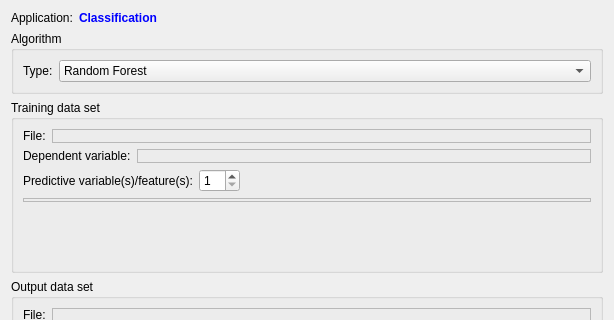
PauloCarvalhoRJ/gammaray, file dialogs/machinelearningdialog.ui: the form before one commit; both pictures show x 0 to 614 and y 0 to 320 of the 614 by 541 pixel window.
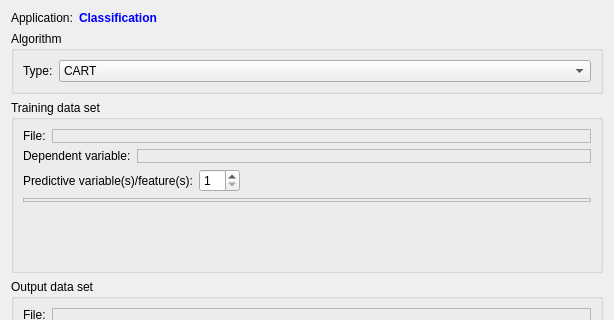
The form after the commit. Icons and pictures are not drawn.

Diff of the .ui file:
```diff
--- a/dialogs/machinelearningdialog.ui
+++ b/dialogs/machinelearningdialog.ui
@@ -77,6 +77,11 @@
           <verstretch>0</verstretch>
          </sizepolicy>
         </property>
+        <item>
+         <property name="text">
+          <string>CART</string>
+         </property>
+        </item>
         <item>
          <property name="text">
           <string>Random Forest</string>
```
